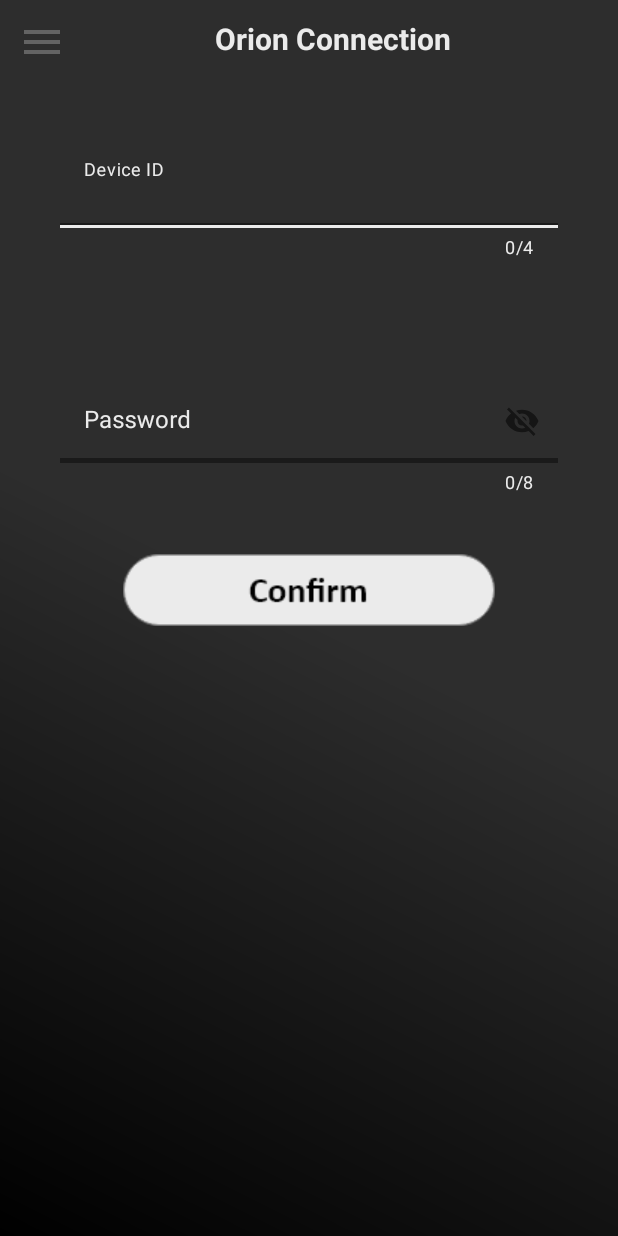
After one commit to OfekHarel/Orion-Conneection-App, an Android app: the Pair screen opened directly, with no data from a screen before it, on a phone screen of 412 x 824 dp. The commit adds this screen. Run offline under Robolectric (Android 15) with nearby library versions, the phone set to English and light mode, and no system bars.

Commit message:
Added pair screen

```diff
--- a/OrionApp/app/build.gradle
+++ b/OrionApp/app/build.gradle
@@ -33,9 +33,7 @@ dependencies {
     implementation 'androidx.appcompat:appcompat:1.2.0'
     implementation 'com.google.android.material:material:1.2.1'
     implementation 'androidx.constraintlayout:constraintlayout:2.0.4'
-    implementation 'androidx.wear:wear:1.0.0'
-    testImplementation 'junit:junit:4.+'
+    testImplementation 'junit:junit:4.12'
     androidTestImplementation 'androidx.test.ext:junit:1.1.2'
     androidTestImplementation 'androidx.test.espresso:espresso-core:3.3.0'
-    compileOnly 'com.google.android.wearable:wearable:2.6.0'
 }
--- a/OrionApp/app/src/main/java/com/horizon/OrionConnection/About.java
+++ b/OrionApp/app/src/main/java/com/horizon/OrionConnection/About.java
@@ -1,6 +1,4 @@
 package com.horizon.OrionConnection;
-
-import androidx.appcompat.app.AppCompatActivity;
 
 import android.os.Bundle;
 import android.view.View;
--- a/OrionApp/app/src/main/java/com/horizon/OrionConnection/BaseOrionActivity.java
+++ b/OrionApp/app/src/main/java/com/horizon/OrionConnection/BaseOrionActivity.java
@@ -3,6 +3,7 @@ package com.horizon.OrionConnection;
 import android.content.Intent;
 import android.os.Bundle;
 import android.view.View;
+import android.view.inputmethod.InputMethodManager;
 
 import androidx.appcompat.app.AppCompatActivity;
 import androidx.core.view.GravityCompat;
@@ -29,7 +30,7 @@ public class BaseOrionActivity extends AppCompatActivity {
         closeDrawer();
     }
 
-    protected void closeDrawer() {
+    public void closeDrawer() {
         if(this.menu.isDrawerOpen(GravityCompat.START)) {
             this.menu.closeDrawer(GravityCompat.START);
         }
@@ -55,7 +56,7 @@ public class BaseOrionActivity extends AppCompatActivity {
         redirectActv(this, About.class);
     }
 
-    private void redirectActv(AppCompatActivity activity, Class aClass ) {
+    protected void redirectActv(AppCompatActivity activity, Class aClass ) {
         Intent intent = new Intent(activity, aClass);
         intent.setFlags(Intent.FLAG_ACTIVITY_NEW_TASK);
         activity.startActivity(intent);
--- a/OrionApp/app/src/main/java/com/horizon/OrionConnection/Groups.java
+++ b/OrionApp/app/src/main/java/com/horizon/OrionConnection/Groups.java
@@ -1,6 +1,4 @@
 package com.horizon.OrionConnection;
-
-import androidx.appcompat.app.AppCompatActivity;
 
 import android.os.Bundle;
 import android.view.View;
--- a/OrionApp/app/src/main/java/com/horizon/OrionConnection/Routines.java
+++ b/OrionApp/app/src/main/java/com/horizon/OrionConnection/Routines.java
@@ -1,6 +1,5 @@
 package com.horizon.OrionConnection;
 
-import androidx.appcompat.app.AppCompatActivity;
 
 import android.os.Bundle;
 import android.view.View;
--- a/OrionApp/app/src/main/java/com/horizon/OrionConnection/Settings.java
+++ b/OrionApp/app/src/main/java/com/horizon/OrionConnection/Settings.java
@@ -1,6 +1,5 @@
 package com.horizon.OrionConnection;
 
-import androidx.appcompat.app.AppCompatActivity;
 
 import android.os.Bundle;
 import android.view.View;
--- /dev/null
+++ b/OrionApp/app/src/main/res/drawable/type_cursor.xml
@@ -0,0 +1,5 @@
+<?xml version="1.0" encoding="utf-8"?>
+<shape xmlns:android="http://schemas.android.com/apk/res/android" >
+    <size android:width="3dp" />
+    <solid android:color="#FFFFFF"  />
+</shape>
--- /dev/null
+++ b/OrionApp/app/src/main/res/layout/activity_pair.xml
@@ -0,0 +1,91 @@
+<?xml version="1.0" encoding="utf-8"?>
+<androidx.drawerlayout.widget.DrawerLayout
+    xmlns:android="http://schemas.android.com/apk/res/android"
+    xmlns:app="http://schemas.android.com/apk/res-auto"
+    xmlns:tools="http://schemas.android.com/tools"
+    android:layout_width="match_parent"
+    android:layout_height="match_parent"
+    android:id="@+id/drawer"
+    tools:context=".Pair"
+    android:background="@drawable/grad_background">
+
+    <LinearLayout
+        android:layout_width="match_parent"
+        android:layout_height="match_parent"
+        android:orientation="vertical">
+
+        <include layout="@layout/main_toolbar" />
+
+        <com.google.android.material.textfield.TextInputLayout
+            android:id="@+id/dev_id"
+            android:layout_width="match_parent"
+            android:layout_height="wrap_content"
+            android:padding="40dp"
+            app:errorEnabled="true"
+            app:counterMaxLength="@integer/id_length"
+            app:counterEnabled="true"
+            app:counterTextColor="@color/app_white"
+            android:textColorHint="@color/app_white"
+            app:hintTextColor="@color/app_white"
+            app:boxStrokeColor="@color/app_white"
+            app:boxStrokeWidth="3dp">
+
+            <com.google.android.material.textfield.TextInputEditText
+                android:layout_width="match_parent"
+                android:layout_height="wrap_content"
+                android:hint="Device ID"
+                android:inputType="number"
+                android:background="@color/transparent"
+                android:textCursorDrawable="@drawable/type_cursor"
+                android:textColor="@color/app_white"/>
+        </com.google.android.material.textfield.TextInputLayout>
+
+        <com.google.android.material.textfield.TextInputLayout
+            android:id="@+id/dev_password"
+            android:layout_width="match_parent"
+            android:layout_height="wrap_content"
+            android:padding="40dp"
+            app:errorEnabled="true"
+            app:counterMaxLength="@integer/password_length"
+            app:counterEnabled="true"
+            app:counterTextColor="@color/app_white"
+            android:textColorHint="@color/app_white"
+            app:hintTextColor="@color/app_white"
+            app:boxStrokeColor="@color/app_white"
+            app:passwordToggleEnabled="true"
+            app:boxStrokeWidth="3dp">
+
+            <com.google.android.material.textfield.TextInputEditText
+                android:layout_width="match_parent"
+                android:layout_height="wrap_content"
+                android:hint="Password"
+                android:inputType="textVisiblePassword"
+                android:background="@color/transparent"
+                android:textCursorDrawable="@drawable/type_cursor"
+                android:digits="@string/password_valid_chars"
+                android:textColor="@color/app_white"/>
+        </com.google.android.material.textfield.TextInputLayout>
+
+        <ImageView
+            android:layout_width="wrap_content"
+            android:layout_height="wrap_content"
+            android:src="@drawable/confirm_btn"
+            tools:translationY="50dp"
+            android:layout_gravity="center_horizontal"
+            android:onClick="clickConfirm"/>
+
+
+    </LinearLayout>
+
+    <RelativeLayout
+        android:layout_width="300dp"
+        android:layout_height="match_parent"
+        android:layout_gravity="start"
+        android:background="@color/white">
+
+        <include
+            layout="@layout/main_nav_drawer"/>
+
+    </RelativeLayout>
+
+</androidx.drawerlayout.widget.DrawerLayout>
--- a/OrionApp/app/src/main/res/layout/home_toolbar.xml
+++ b/OrionApp/app/src/main/res/layout/home_toolbar.xml
@@ -26,6 +26,6 @@
     <ImageView
         android:layout_width="wrap_content"
         android:layout_height="wrap_content"
-        android:onClick="clickAdd"
+        android:onClick="clickPair"
         android:src="@drawable/ic_add"/>
 </LinearLayout>
--- /dev/null
+++ b/OrionApp/app/src/main/res/values/Integers.xml
@@ -0,0 +1,5 @@
+<?xml version="1.0" encoding="utf-8"?>
+<resources>
+    <integer name="id_length">4</integer>
+    <integer name="password_length">8</integer>
+</resources>
--- a/OrionApp/app/src/main/res/values/strings.xml
+++ b/OrionApp/app/src/main/res/values/strings.xml
@@ -1,6 +1,8 @@
 <resources>
     <string name="app_name">Orion App</string>
     <string name="title_activity_base">Base</string>
+    <string name="password_valid_chars">
+        abcdefghijklmnopqrstuvwxyz ABCDEFGHIJKLMNOPQRSTUVWXYZ 123456789</string>
     <!--
     This string is used for square devices and overridden by hello_world in
     values-round/strings.xml for round devices.
```
Also changed, not shown: OrionApp/app/src/main/AndroidManifest.xml (+4 -4 lines), OrionApp/app/src/main/java/com/horizon/OrionConnection/MainActivity.java (+2 -6 lines), OrionApp/app/src/main/java/com/horizon/OrionConnection/Pair.java (added, +78 -0 lines), OrionApp/app/src/main/res/drawable/btn_layout.png (added), OrionApp/app/src/main/res/drawable/confirm_btn.png (added).
